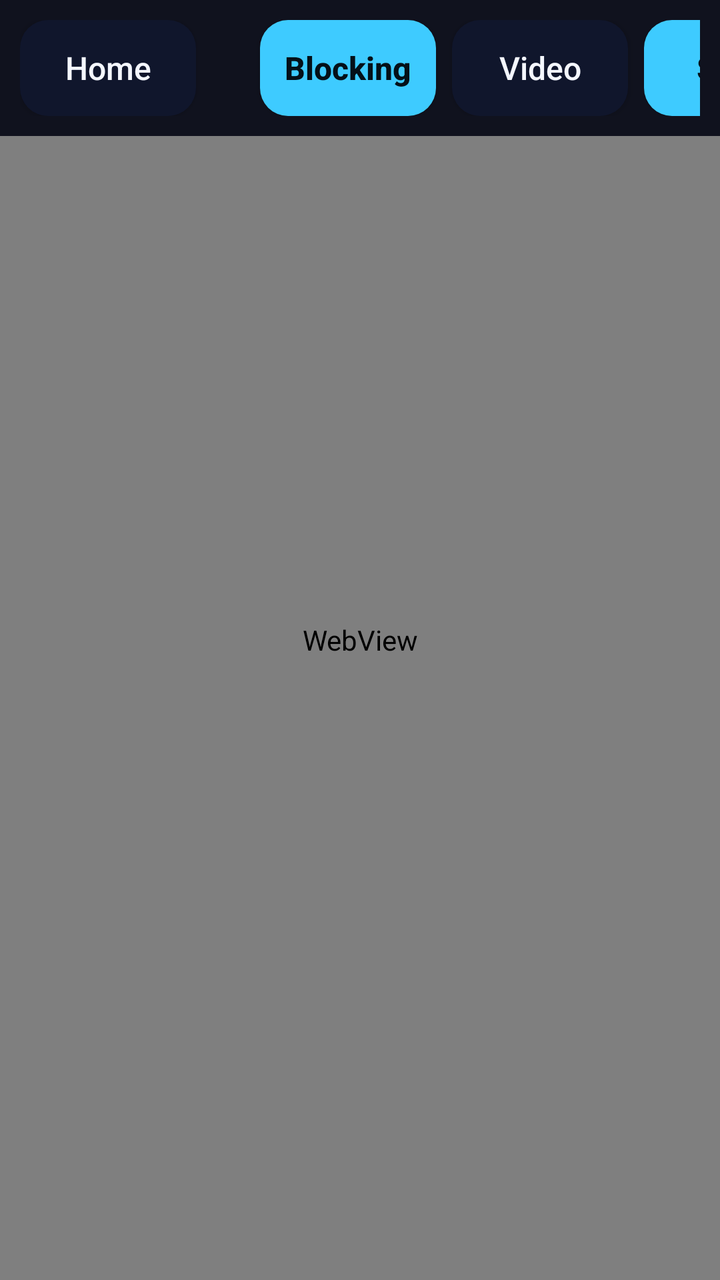
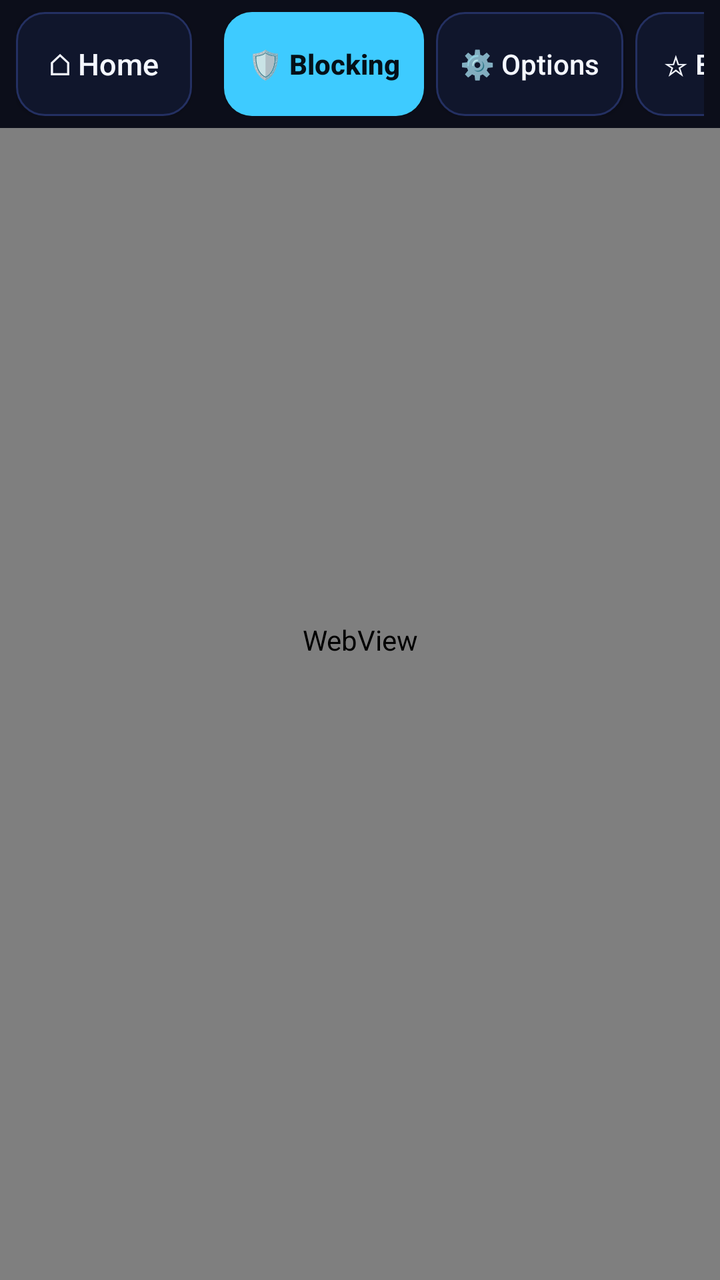

The first picture is an Android layout as it rendered before a commit; the second is the same layout after the commit. The layout source and the unified diff follow.
<!-- AndroidManifest.xml: application theme Theme.Xtream -->
<!-- res/layout/activity_browser.xml -->
<?xml version="1.0" encoding="utf-8"?>
<FrameLayout xmlns:android="http://schemas.android.com/apk/res/android"
    android:id="@+id/root"
    android:layout_width="match_parent"
    android:layout_height="match_parent"
    android:background="#02030A">

    <WebView
        android:id="@+id/web"
        android:layout_width="match_parent"
        android:layout_height="match_parent" />

    <LinearLayout
        android:id="@+id/chrome"
        android:layout_width="match_parent"
        android:layout_height="wrap_content"
        android:layout_gravity="top"
        android:background="#E6050714"
        android:gravity="center_vertical"
        android:orientation="horizontal"
        android:padding="10dp">

        <Button
            android:id="@+id/home"
            android:layout_width="wrap_content"
            android:layout_height="wrap_content"
            android:background="@drawable/bg_tile"
            android:minHeight="48dp"
            android:text="@string/home"
            android:textAllCaps="false"
            android:textColor="#F4F7FF"
            android:textSize="16sp" />

        <Button
            android:id="@+id/rotate"
            android:layout_width="wrap_content"
            android:layout_height="wrap_content"
            android:layout_marginStart="8dp"
            android:background="@drawable/bg_tile"
            android:minHeight="48dp"
            android:text="@string/rotate"
            android:textAllCaps="false"
            android:textColor="#F4F7FF"
            android:textSize="16sp"
            android:visibility="gone" />

        <TextView
            android:id="@+id/page_title"
            android:layout_width="0dp"
            android:layout_height="wrap_content"
            android:layout_marginStart="16dp"
            android:layout_marginEnd="16dp"
            android:layout_weight="1"
            android:ellipsize="end"
            android:singleLine="true"
            android:textColor="#F4F7FF"
            android:textSize="18sp" />

        <Button
            android:id="@+id/block"
            android:layout_width="wrap_content"
            android:layout_height="wrap_content"
            android:layout_marginEnd="8dp"
            android:background="@drawable/bg_go"
            android:minHeight="48dp"
            android:text="@string/blocking"
            android:textAllCaps="false"
            android:textColor="#041018"
            android:textSize="16sp"
            android:textStyle="bold" />

        <Button
            android:id="@+id/video"
            android:layout_width="wrap_content"
            android:layout_height="wrap_content"
            android:layout_marginEnd="8dp"
            android:background="@drawable/bg_tile"
            android:minHeight="48dp"
            android:text="@string/video"
            android:textAllCaps="false"
            android:textColor="#F4F7FF"
            android:textSize="16sp" />

        <Button
            android:id="@+id/save"
            android:layout_width="wrap_content"
            android:layout_height="wrap_content"
            android:background="@drawable/bg_go"
            android:minHeight="48dp"
            android:text="@string/save"
            android:textAllCaps="false"
            android:textColor="#041018"
            android:textSize="16sp"
            android:textStyle="bold" />
    </LinearLayout>

    <Button
        android:id="@+id/download"
        android:layout_width="wrap_content"
        android:layout_height="wrap_content"
        android:layout_gravity="bottom|end"
        android:layout_margin="20dp"
        android:background="@drawable/bg_go"
        android:elevation="12dp"
        android:focusable="true"
        android:minHeight="48dp"
        android:paddingStart="18dp"
        android:paddingEnd="18dp"
        android:text="@string/download"
        android:textAllCaps="false"
        android:textColor="#041018"
        android:textSize="16sp"
        android:textStyle="bold"
        android:visibility="gone" />

    <FrameLayout
        android:id="@+id/gate"
        android:layout_width="match_parent"
        android:layout_height="match_parent"
        android:background="#F202030A"
        android:clickable="true"
        android:focusable="true"
        android:visibility="gone">

        <View
            android:id="@+id/load_ring"
            android:layout_width="84dp"
            android:layout_height="84dp"
            android:layout_gravity="center"
            android:background="@drawable/load_ring" />

        <TextView
            android:layout_width="wrap_content"
            android:layout_height="wrap_content"
            android:layout_gravity="center"
            android:layout_marginTop="120dp"
            android:letterSpacing="0.18"
            android:text="@string/loading"
            android:textAllCaps="true"
            android:textColor="#F4F7FF"
            android:textSize="14sp" />
    </FrameLayout>
</FrameLayout>
<!-- resources referenced by this layout -->
<resources>
  <!-- drawable bg_go (drawable) -->
  <?xml version="1.0" encoding="utf-8"?>
  <selector xmlns:android="http://schemas.android.com/apk/res/android">
      <item android:state_focused="true">
          <shape android:shape="rectangle">
              <solid android:color="#7ADFFF" />
              <stroke android:width="3dp" android:color="#D946EF" />
              <corners android:radius="14dp" />
          </shape>
      </item>
      <item>
          <shape android:shape="rectangle">
              <solid android:color="#3ECBFF" />
              <corners android:radius="14dp" />
          </shape>
      </item>
  </selector>
  <!-- drawable bg_tile (drawable) -->
  <?xml version="1.0" encoding="utf-8"?>
  <selector xmlns:android="http://schemas.android.com/apk/res/android">
      <item android:state_focused="true">
          <shape android:shape="rectangle">
              <solid android:color="#182248" />
              <stroke android:width="3dp" android:color="#3ECBFF" />
              <corners android:radius="14dp" />
          </shape>
      </item>
      <item>
          <shape android:shape="rectangle">
              <solid android:color="#10162C" />
              <corners android:radius="14dp" />
          </shape>
      </item>
  </selector>
  <!-- drawable load_ring (drawable) -->
  <?xml version="1.0" encoding="utf-8"?>
  <shape xmlns:android="http://schemas.android.com/apk/res/android"
      android:innerRadius="26dp"
      android:shape="ring"
      android:thickness="3dp"
      android:useLevel="false">
      <gradient
          android:endColor="#003ECBFF"
          android:startColor="#3ECBFF"
          android:type="sweep" />
  </shape>
  <string name="blocking">Blocking</string>
  <string name="download">Download</string>
  <string name="home">Home</string>
  <string name="loading">Loading</string>
  <string name="rotate">Rotate</string>
  <string name="save">Save</string>
  <string name="video">Video</string>
  <style name="Theme.Xtream" parent="android:Theme.Material.NoActionBar">
          <item name="android:windowBackground">#050714</item>
          <item name="android:colorBackground">#050714</item>
          <item name="android:statusBarColor">#050714</item>
          <item name="android:navigationBarColor">#050714</item>
          <item name="android:textColor">#F4F7FF</item>
          <item name="android:textColorHint">#9AA8D4</item>
      </style>
</resources>

<!-- the commit's change to res/layout/activity_browser.xml (unified diff, before → after) -->
@@ -11,107 +11,120 @@
         android:layout_height="match_parent" />
 
     <LinearLayout
-        android:id="@+id/chrome"
         android:layout_width="match_parent"
         android:layout_height="wrap_content"
         android:layout_gravity="top"
-        android:background="#E6050714"
-        android:gravity="center_vertical"
-        android:orientation="horizontal"
-        android:padding="10dp">
+        android:orientation="vertical">
 
-        <Button
-            android:id="@+id/home"
-            android:layout_width="wrap_content"
+        <LinearLayout
+            android:id="@+id/chrome"
+            android:layout_width="match_parent"
             android:layout_height="wrap_content"
-            android:background="@drawable/bg_tile"
-            android:minHeight="48dp"
-            android:text="@string/home"
-            android:textAllCaps="false"
-            android:textColor="#F4F7FF"
-            android:textSize="16sp" />
+            android:background="#EE050714"
+            android:gravity="center_vertical"
+            android:orientation="horizontal"
+            android:paddingStart="8dp"
+            android:paddingEnd="8dp"
+            android:paddingTop="6dp"
+            android:paddingBottom="6dp">
 
-        <Button
-            android:id="@+id/rotate"
-            android:layout_width="wrap_content"
-            android:layout_height="wrap_content"
-            android:layout_marginStart="8dp"
-            android:background="@drawable/bg_tile"
-            android:minHeight="48dp"
-            android:text="@string/rotate"
-            android:textAllCaps="false"
-            android:textColor="#F4F7FF"
-            android:textSize="16sp"
+            <Button
+                android:id="@+id/home"
+                android:layout_width="wrap_content"
+                android:layout_height="wrap_content"
+                android:background="@drawable/bg_tile"
+                android:minHeight="@dimen/action_btn_min_height"
+                android:paddingStart="14dp"
+                android:paddingEnd="14dp"
+                android:text="@string/home"
+                android:textAllCaps="false"
+                android:textColor="#F4F7FF"
+                android:textSize="15sp" />
+
+            <Button
+                android:id="@+id/rotate"
+                android:layout_width="wrap_content"
+                android:layout_height="wrap_content"
+                android:layout_marginStart="6dp"
+                android:background="@drawable/bg_tile"
+                android:minHeight="@dimen/action_btn_min_height"
+                android:paddingStart="12dp"
+                android:paddingEnd="12dp"
+                android:text="@string/rotate"
+                android:textAllCaps="false"
+                android:textColor="#F4F7FF"
+                android:textSize="14sp"
+                android:visibility="gone" />
+
+            <TextView
+                android:id="@+id/page_title"
+                android:layout_width="0dp"
+                android:layout_height="wrap_content"
+                android:layout_marginStart="8dp"
+                android:layout_marginEnd="8dp"
+                android:layout_weight="1"
+                android:background="@drawable/bg_tile"
+                android:ellipsize="end"
+                android:paddingStart="12dp"
+                android:paddingEnd="12dp"
+                android:paddingTop="8dp"
+                android:paddingBottom="8dp"
+                android:singleLine="true"
+                android:textColor="#F4F7FF"
+                android:textSize="14sp" />
+
+            <Button
+                android:id="@+id/block"
+                android:layout_width="wrap_content"
+                android:layout_height="wrap_content"
+                android:layout_marginEnd="6dp"
+                android:background="@drawable/bg_go"
+                android:minHeight="@dimen/action_btn_min_height"
+                android:paddingStart="12dp"
+                android:paddingEnd="12dp"
+                android:text="@string/blocking"
+                android:textAllCaps="false"
+                android:textColor="#041018"
+                android:textSize="14sp"
+                android:textStyle="bold" />
+
+            <Button
+                android:id="@+id/video"
+                android:layout_width="wrap_content"
+                android:layout_height="wrap_content"
+                android:layout_marginEnd="6dp"
+                android:background="@drawable/bg_tile"
+                android:minHeight="@dimen/action_btn_min_height"
+                android:paddingStart="12dp"
+                android:paddingEnd="12dp"
+                android:text="@string/video"
+                android:textAllCaps="false"
+                android:textColor="#F4F7FF"
+                android:textSize="14sp" />
+
+            <Button
+                android:id="@+id/save"
+                android:layout_width="wrap_content"
+                android:layout_height="wrap_content"
+                android:background="@drawable/bg_tile"
+                android:minHeight="@dimen/action_btn_min_height"
+                android:paddingStart="14dp"
+                android:paddingEnd="14dp"
+                android:text="@string/save"
+                android:textAllCaps="false"
+                android:textColor="#F4F7FF"
+                android:textSize="14sp" />
+        </LinearLayout>
+
+        <ProgressBar
+            android:id="@+id/progress"
+            style="?android:attr/progressBarStyleHorizontal"
+            android:layout_width="match_parent"
+            android:layout_height="3dp"
+            android:max="100"
+            android:progressDrawable="@drawable/progress_bar_accent"
             android:visibility="gone" />
-
-        <TextView
-            android:id="@+id/page_title"
-            android:layout_width="0dp"
-            android:layout_height="wrap_content"
-            android:layout_marginStart="16dp"
-            android:layout_marginEnd="16dp"
-            android:layout_weight="1"
-            android:ellipsize="end"
-            android:singleLine="true"
-            android:textColor="#F4F7FF"
-            android:textSize="18sp" />
-
-        <Button
-            android:id="@+id/block"
-            android:layout_width="wrap_content"
-            android:layout_height="wrap_content"
-            android:layout_marginEnd="8dp"
-            android:background="@drawable/bg_go"
-            android:minHeight="48dp"
-            android:text="@string/blocking"
-            android:textAllCaps="false"
-            android:textColor="#041018"
-            android:textSize="16sp"
-            android:textStyle="bold" />
-
-        <Button
-            android:id="@+id/video"
-            android:layout_width="wrap_content"
-            android:layout_height="wrap_content"
-            android:layout_marginEnd="8dp"
-            android:background="@drawable/bg_tile"
-            android:minHeight="48dp"
-            android:text="@string/video"
-            android:textAllCaps="false"
-            android:textColor="#F4F7FF"
-            android:textSize="16sp" />
-
-        <Button
-            android:id="@+id/save"
-            android:layout_width="wrap_content"
-            android:layout_height="wrap_content"
-            android:background="@drawable/bg_go"
-            android:minHeight="48dp"
-            android:text="@string/save"
-            android:textAllCaps="false"
-            android:textColor="#041018"
-            android:textSize="16sp"
-            android:textStyle="bold" />
     </LinearLayout>
-
-    <Button
-        android:id="@+id/download"
-        android:layout_width="wrap_content"
-        android:layout_height="wrap_content"
-        android:layout_gravity="bottom|end"
-        android:layout_margin="20dp"
-        android:background="@drawable/bg_go"
-        android:elevation="12dp"
-        android:focusable="true"
-        android:minHeight="48dp"
-        android:paddingStart="18dp"
-        android:paddingEnd="18dp"
-        android:text="@string/download"
-        android:textAllCaps="false"
-        android:textColor="#041018"
-        android:textSize="16sp"
-        android:textStyle="bold"
-        android:visibility="gone" />
 
     <FrameLayout
         android:id="@+id/gate"
<!-- resource entries referenced after the edit -->
@@ -1,5 +1,6 @@
 <!-- resources referenced by this layout -->
 <resources>
+  <dimen name="action_btn_min_height">52dp</dimen>
   <!-- drawable bg_go (drawable) -->
   <?xml version="1.0" encoding="utf-8"?>
   <selector xmlns:android="http://schemas.android.com/apk/res/android">
@@ -7,6 +8,12 @@
           <shape android:shape="rectangle">
               <solid android:color="#7ADFFF" />
               <stroke android:width="3dp" android:color="#D946EF" />
+              <corners android:radius="14dp" />
+          </shape>
+      </item>
+      <item android:state_pressed="true">
+          <shape android:shape="rectangle">
+              <solid android:color="#24B3EB" />
               <corners android:radius="14dp" />
           </shape>
       </item>
@@ -22,14 +29,22 @@
   <selector xmlns:android="http://schemas.android.com/apk/res/android">
       <item android:state_focused="true">
           <shape android:shape="rectangle">
-              <solid android:color="#182248" />
+              <solid android:color="#1C2858" />
               <stroke android:width="3dp" android:color="#3ECBFF" />
+              <corners android:radius="14dp" />
+          </shape>
+      </item>
+      <item android:state_pressed="true">
+          <shape android:shape="rectangle">
+              <solid android:color="#263678" />
+              <stroke android:width="1.5dp" android:color="#3ECBFF" />
               <corners android:radius="14dp" />
           </shape>
       </item>
       <item>
           <shape android:shape="rectangle">
               <solid android:color="#10162C" />
+              <stroke android:width="1dp" android:color="#243062" />
               <corners android:radius="14dp" />
           </shape>
       </item>
@@ -46,13 +61,31 @@
           android:startColor="#3ECBFF"
           android:type="sweep" />
   </shape>
-  <string name="blocking">Blocking</string>
-  <string name="download">Download</string>
-  <string name="home">Home</string>
+  <!-- drawable progress_bar_accent (drawable) -->
+  <?xml version="1.0" encoding="utf-8"?>
+  <layer-list xmlns:android="http://schemas.android.com/apk/res/android">
+      <item android:id="@android:id/background">
+          <shape>
+              <solid android:color="#10162C" />
+          </shape>
+      </item>
+      <item android:id="@android:id/progress">
+          <clip>
+              <shape>
+                  <gradient
+                      android:startColor="#3ECBFF"
+                      android:endColor="#D946EF"
+                      android:angle="0" />
+              </shape>
+          </clip>
+      </item>
+  </layer-list>
+  <string name="blocking">🛡️ Blocking</string>
+  <string name="home">⌂ Home</string>
   <string name="loading">Loading</string>
-  <string name="rotate">Rotate</string>
-  <string name="save">Save</string>
-  <string name="video">Video</string>
+  <string name="rotate">↻ Rotate</string>
+  <string name="save">☆ Bookmark</string>
+  <string name="video">⚙️ Options</string>
   <style name="Theme.Xtream" parent="android:Theme.Material.NoActionBar">
           <item name="android:windowBackground">#050714</item>
           <item name="android:colorBackground">#050714</item>
